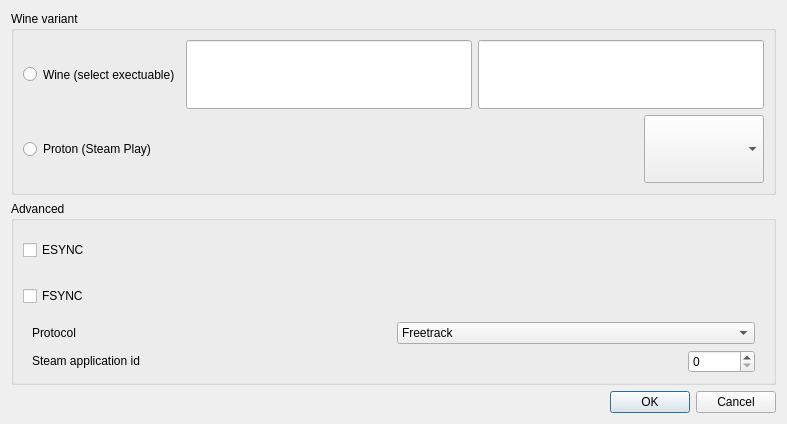
opentrack/opentrack, file proto-wine/ftnoir_winecontrols.ui: the form before one commit.
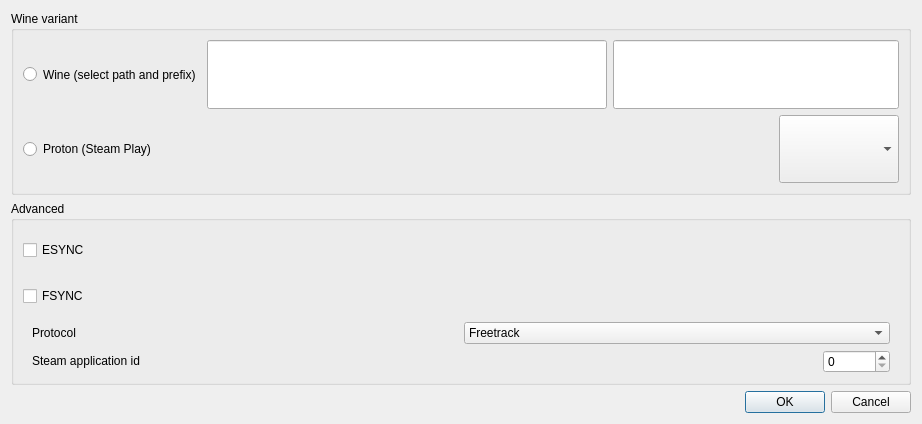
The form after the commit. Icons and pictures are not drawn.

The edit to the form file:
```diff
--- a/proto-wine/ftnoir_winecontrols.ui
+++ b/proto-wine/ftnoir_winecontrols.ui
@@ -9,7 +9,7 @@
    <rect>
     <x>0</x>
     <y>0</y>
-    <width>779</width>
+    <width>917</width>
     <height>424</height>
    </rect>
   </property>
@@ -42,7 +42,7 @@
          </sizepolicy>
         </property>
         <property name="text">
-         <string>Wine (select exectuable)</string>
+         <string>Wine (select path and prefix)</string>
         </property>
        </widget>
       </item>
@@ -101,7 +101,7 @@
         </property>
         <property name="minimumSize">
          <size>
-          <width>286</width>
+          <width>400</width>
           <height>0</height>
          </size>
         </property>
```
